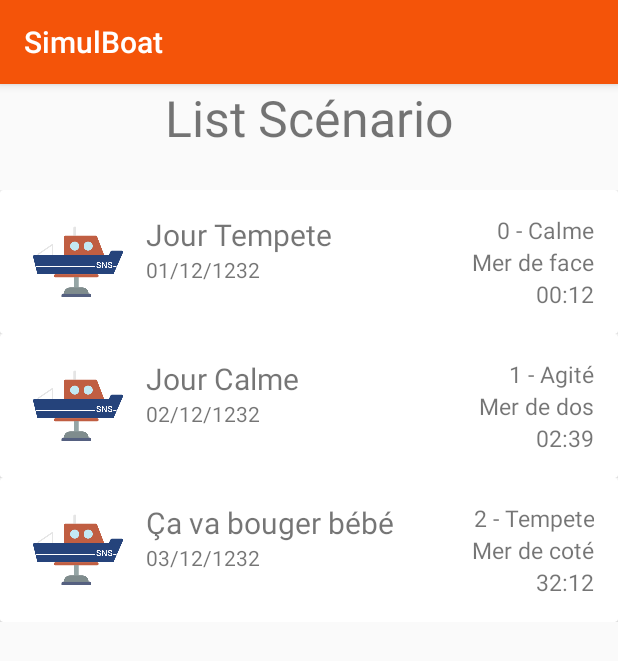
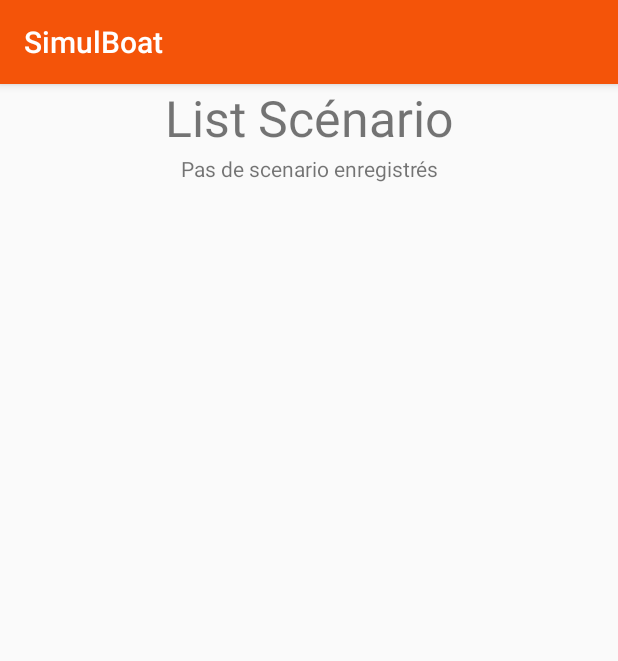
Before and after one commit to crozes/snsm_project, an Android app: the ListScenario screen opened directly, with no data from a screen before it, on a phone screen of 412 x 824 dp. Shown: the top 661 px of the screen. Run offline under Robolectric (Android 15) with nearby library versions, the phone set to English and light mode, and no system bars.

Commit message:
Application - Enregistrement + List

```diff
--- a/SimulBoat/app/build.gradle
+++ b/SimulBoat/app/build.gradle
@@ -3,7 +3,7 @@ apply plugin: 'com.android.application'
 android {
     compileSdkVersion 28
     defaultConfig {
-        applicationId "com.cyrilcrozes.simulboat"
+        applicationId "com.snsm.simulboat"
         minSdkVersion 18
         targetSdkVersion 28
         versionCode 1
--- a/SimulBoat/app/src/main/AndroidManifest.xml
+++ b/SimulBoat/app/src/main/AndroidManifest.xml
@@ -21,4 +21,7 @@
         <activity android:name=".Scenario.ListScenario"></activity>
     </application>
 
+    <uses-permission android:name="android.permission.WRITE_EXTERNAL_STORAGE" />
+    <uses-permission android:name="android.permission.READ_EXTERNAL_STORAGE" />
+
 </manifest>
--- a/SimulBoat/app/src/main/java/com/cyrilcrozes/simulboat/Scenario/ListScenario.java
+++ b/SimulBoat/app/src/main/java/com/cyrilcrozes/simulboat/Scenario/ListScenario.java
@@ -3,6 +3,7 @@ package com.cyrilcrozes.simulboat.Scenario;
 import android.os.Bundle;
 import android.support.v7.widget.LinearLayoutManager;
 import android.support.v7.widget.RecyclerView;
+import android.util.Log;
 import android.widget.TextView;
 
 import com.cyrilcrozes.simulboat.MainActivity;
@@ -10,6 +11,15 @@ import com.cyrilcrozes.simulboat.R;
 import com.cyrilcrozes.simulboat.Scenario.Scenario;
 import com.cyrilcrozes.simulboat.Scenario.ScenarioAdapter;
 
+import org.json.JSONException;
+import org.json.JSONObject;
+
+import java.io.BufferedReader;
+import java.io.File;
+import java.io.FileInputStream;
+import java.io.FileNotFoundException;
+import java.io.IOException;
+import java.io.InputStreamReader;
 import java.util.ArrayList;
 import java.util.List;
 
@@ -18,10 +28,55 @@ public class ListScenario extends MainActivity {
     TextView alerte;
     private List<Scenario> scenarios = new ArrayList<>();
 
+    // This method will read data from FileInputStream.
+    private String readFromFileInputStream(FileInputStream fileInputStream)
+    {
+        StringBuffer retBuf = new StringBuffer();
+
+        try {
+            if (fileInputStream != null) {
+                InputStreamReader inputStreamReader = new InputStreamReader(fileInputStream);
+                BufferedReader bufferedReader = new BufferedReader(inputStreamReader);
+
+                String lineData = bufferedReader.readLine();
+                while (lineData != null) {
+                    retBuf.append(lineData);
+                    lineData = bufferedReader.readLine();
+                }
+            }
+        }catch(IOException ex)
+        {
+
+        }finally
+        {
+            return retBuf.toString();
+        }
+    }
+
     private void initializeData(){
-        scenarios.add(new Scenario("Jour Tempete", "01/12/1232","0 - Calme","Mer de face","00:12"));
-        scenarios.add(new Scenario("Jour Calme", "02/12/1232","1 - Agité","Mer de dos","02:39"));
-        scenarios.add(new Scenario("Ça va bouger bébé", "03/12/1232","2 - Tempete","Mer de coté","32:12"));
+
+        String path = getApplicationContext().getFilesDir().toString();
+        File directory = new File(path);
+        File[] files = directory.listFiles();
+        Log.d("Files", "Size: "+ files.length);
+        for (int i = 0; i < files.length; i++)
+        {
+            Log.d("Files", "FileName:" + files[i].getName());
+            String filename = files[i].getName();
+            FileInputStream fileInputStream = null;
+            try {
+                fileInputStream = getApplicationContext().openFileInput(filename);
+                String fileData = readFromFileInputStream(fileInputStream);
+                JSONObject jsondata = new JSONObject(fileData);
+                Scenario scenario = new Scenario();
+                scenario.initializeWithJson(jsondata);
+                scenarios.add(scenario);
+            } catch (FileNotFoundException e) {
+                e.printStackTrace();
+            } catch (JSONException e) {
+                e.printStackTrace();
+            }
+        }
     }
 
     public void onCreate(Bundle savedInstanceState) {
```
Also changed, not shown: SimulBoat/app/src/main/java/com/cyrilcrozes/simulboat/Enregistrement.java (+43 -14 lines), SimulBoat/app/src/main/java/com/cyrilcrozes/simulboat/MainActivity.java (+17 -10 lines), SimulBoat/app/src/main/java/com/cyrilcrozes/simulboat/Scenario/Scenario.java (+12 -0 lines).
